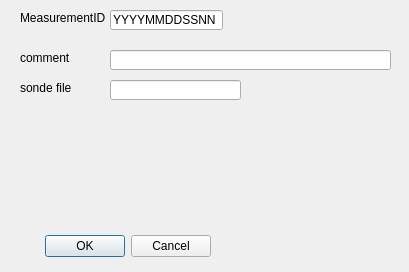
Old version of the form inqbus.lidar.scc_gui/src/inqbus/lidar/scc_gui/UI/save_as_scc_dialog.ui in the repository Inqbus/inqbus.lidar.
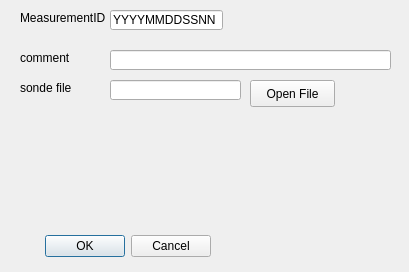
New version of the form.

Commit message: FileOpen Dialog for SondeFile

The edit to the form file:
```diff
--- a/inqbus.lidar.scc_gui/src/inqbus/lidar/scc_gui/UI/save_as_scc_dialog.ui
+++ b/inqbus.lidar.scc_gui/src/inqbus/lidar/scc_gui/UI/save_as_scc_dialog.ui
@@ -116,6 +116,19 @@
     <number>255</number>
    </property>
   </widget>
+  <widget class="QPushButton" name="openFile">
+   <property name="geometry">
+    <rect>
+     <x>250</x>
+     <y>80</y>
+     <width>85</width>
+     <height>27</height>
+    </rect>
+   </property>
+   <property name="text">
+    <string>Open File</string>
+   </property>
+  </widget>
  </widget>
  <resources/>
  <connections>
```
The commit also changes 2 other files.
